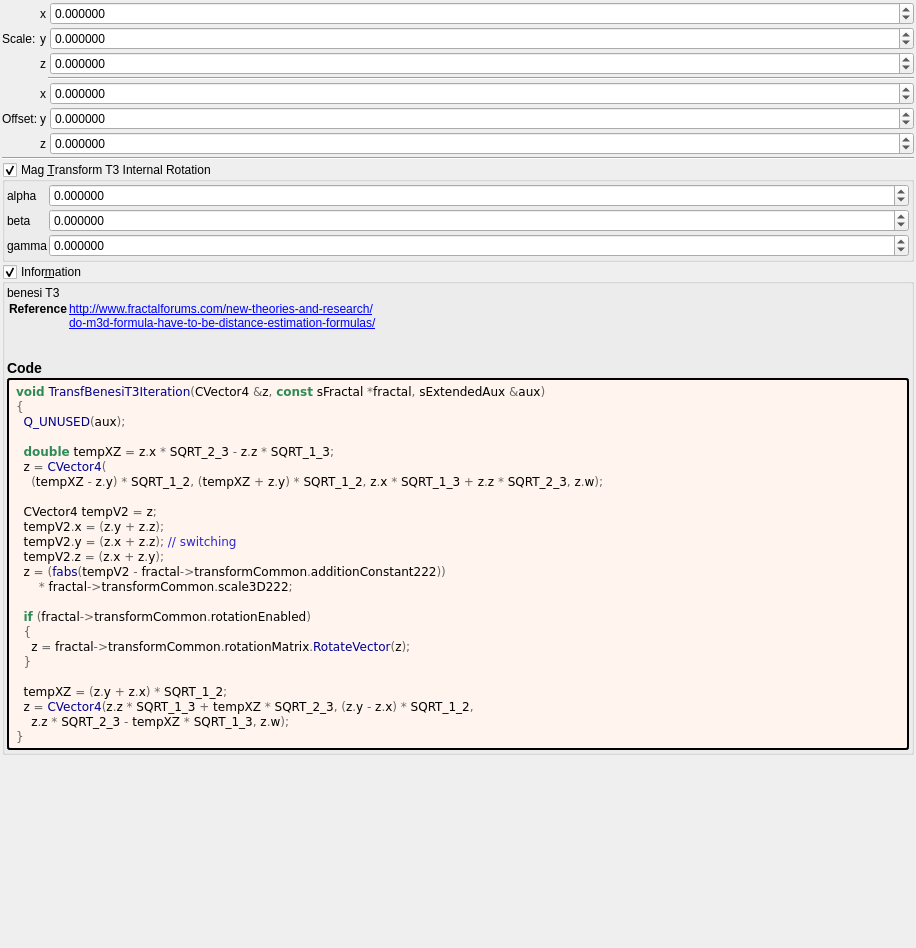
The window that mandelbulber2/formula/ui/transf_benesi_t3.ui (buddhi1980/mandelbulber2) describes before a commit, drawn with Qt 5.
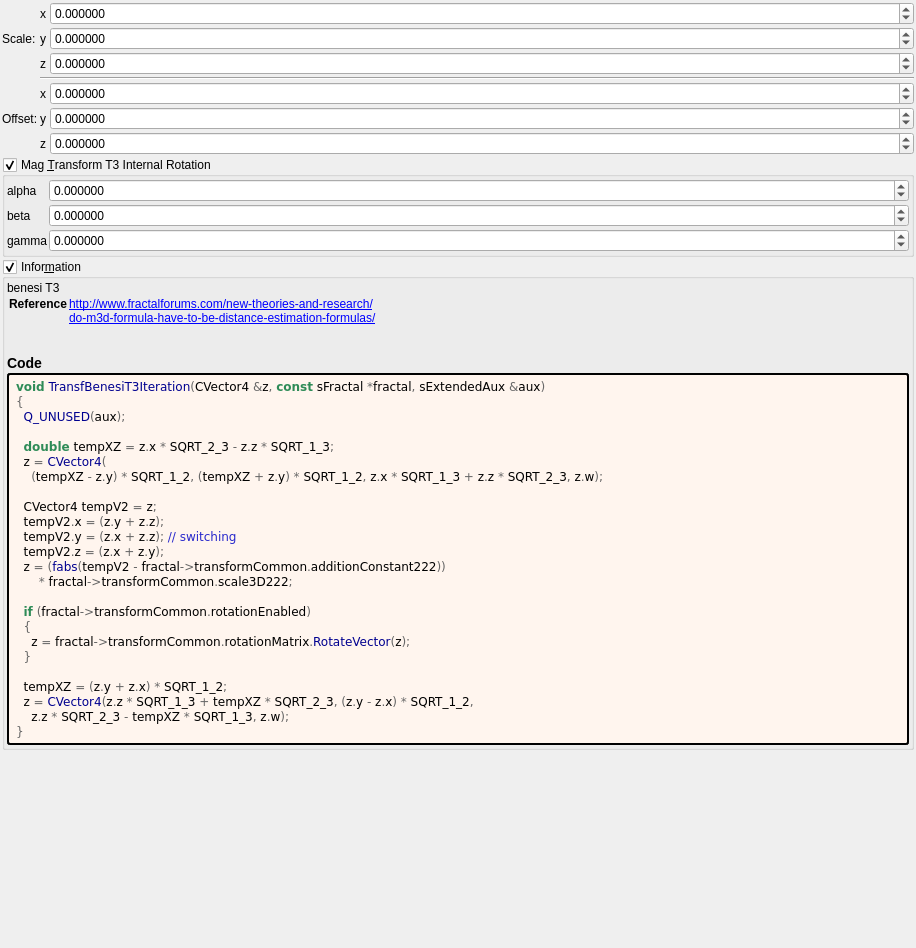
The same window after the commit. Custom widgets are drawn as their Qt base class.

Diff of the .ui file:
```diff
--- a/mandelbulber2/formula/ui/transf_benesi_t3.ui
+++ b/mandelbulber2/formula/ui/transf_benesi_t3.ui
@@ -41,13 +41,6 @@
        </property>
       </widget>
      </item>
-     <item row="3" column="3" colspan="2">
-      <widget class="Line" name="line_53">
-       <property name="orientation">
-        <enum>Qt::Horizontal</enum>
-       </property>
-      </widget>
-     </item>
      <item row="2" column="4">
       <widget class="MyDoubleSpinBox" name="spinbox3_transf_scale3D_222_z">
        <property name="sizePolicy">
@@ -265,15 +258,15 @@
        </property>
       </widget>
      </item>
+     <item row="3" column="2" colspan="3">
+      <widget class="Line" name="line_53">
+       <property name="orientation">
+        <enum>Qt::Horizontal</enum>
+       </property>
+      </widget>
+     </item>
     </layout>
    </item>
-   <item>
-    <widget class="Line" name="line_55">
-     <property name="orientation">
-      <enum>Qt::Horizontal</enum>
-     </property>
-    </widget>
-   </item>
    <item>
     <widget class="MyGroupBox" name="groupCheck_transf_rotation_enabled">
      <property name="title">
```
Left out of the diff: 2 changed lines with no effect on the pictures.
